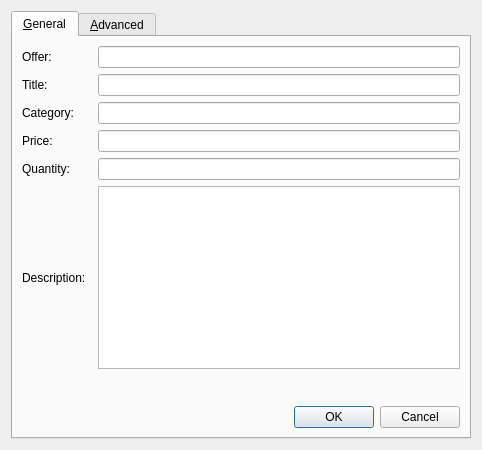
willyko/syscoin2, file src/qt/forms/editofferdialog.ui: the form before one commit.
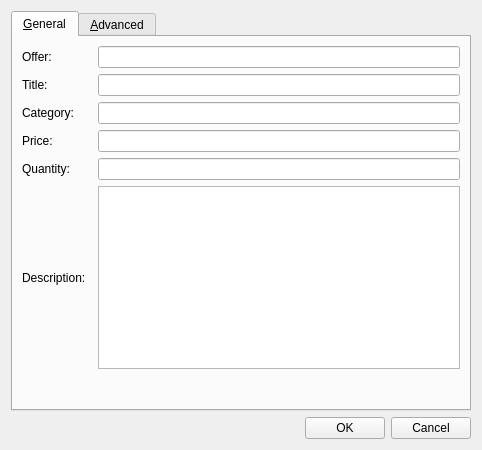
The form after the commit.

```diff
--- a/src/qt/forms/editofferdialog.ui
+++ b/src/qt/forms/editofferdialog.ui
@@ -100,13 +100,6 @@
          </property>
         </widget>
        </item>
-       <item row="7" column="1">
-        <widget class="QDialogButtonBox" name="buttonBox">
-         <property name="standardButtons">
-          <set>QDialogButtonBox::Cancel|QDialogButtonBox::Ok</set>
-         </property>
-        </widget>
-       </item>
       </layout>
      </widget>
      <widget class="QWidget" name="tab_console">
@@ -280,6 +273,37 @@
      </widget>
     </widget>
    </item>
+   <item>
+    <layout class="QHBoxLayout" name="horizontalLayout">
+     <item>
+      <spacer name="horizontalSpacer">
+       <property name="orientation">
+        <enum>Qt::Horizontal</enum>
+       </property>
+       <property name="sizeHint" stdset="0">
+        <size>
+         <width>40</width>
+         <height>20</height>
+        </size>
+       </property>
+      </spacer>
+     </item>
+     <item>
+      <widget class="QPushButton" name="okButton">
+       <property name="text">
+        <string>OK</string>
+       </property>
+      </widget>
+     </item>
+     <item>
+      <widget class="QPushButton" name="cancelButton">
+       <property name="text">
+        <string>Cancel</string>
+       </property>
+      </widget>
+     </item>
+    </layout>
+   </item>
   </layout>
  </widget>
  <resources>
```
